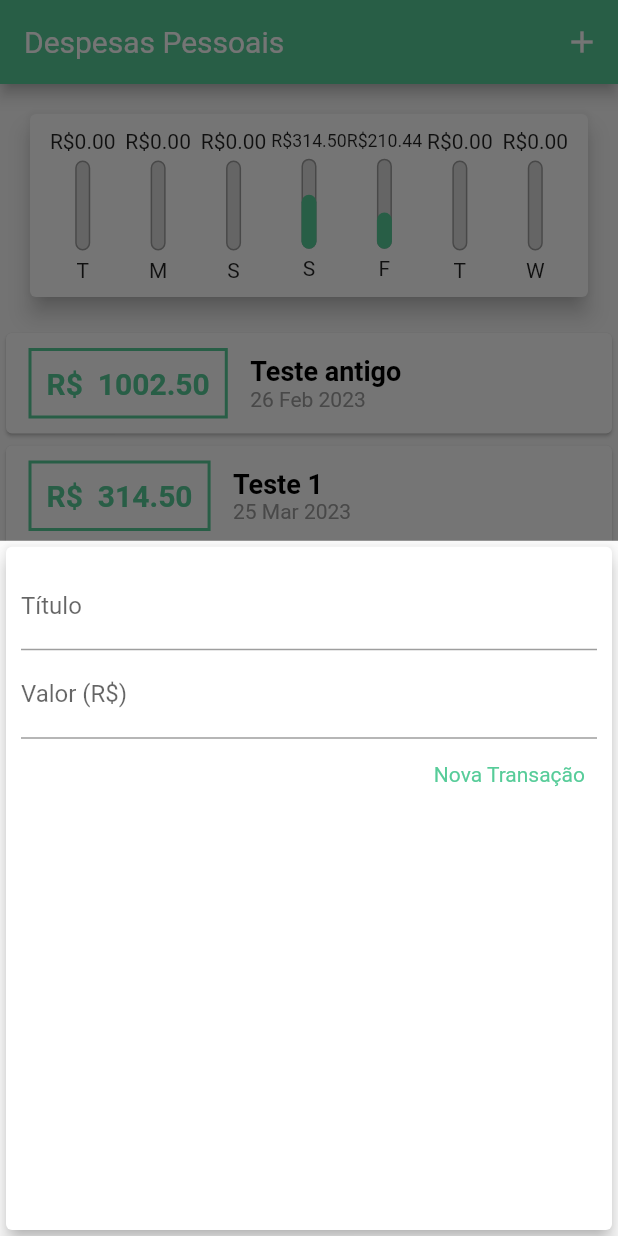
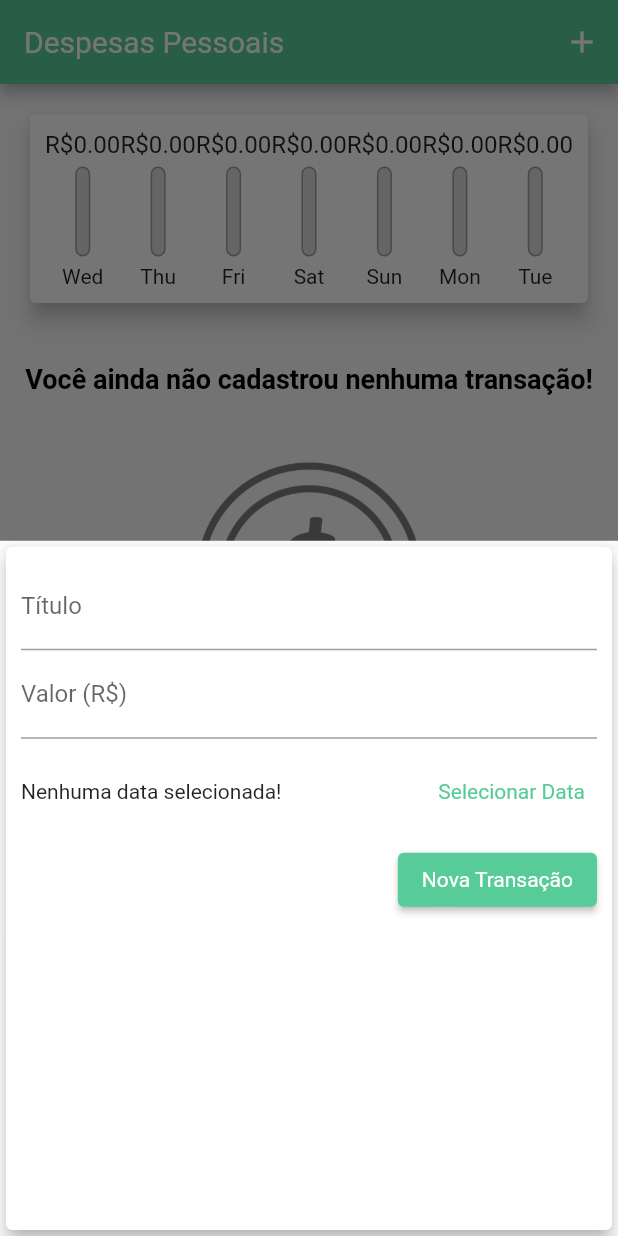
Before and after one commit to joaogalina/despesas_pessoais, a Flutter app: the screen it shows after launch, after a tap on the "add" icon, on a phone screen of 412 x 824 dp. Run offline on Flutter 3.47's test engine with Material 2 defaults, Android fonts, the phone set to English and light mode, and no system bars; missing offline and left inert: dart:ffi.

Commit message:
finalização das funcionalidades

```diff
--- a/lib/components/chart.dart
+++ b/lib/components/chart.dart
@@ -27,10 +27,10 @@ class Chart extends StatelessWidget {
       });
 
       return {
-        'day': DateFormat.E().format(weekDay)[0],
+        'day': DateFormat.E().format(weekDay).substring(0,3),
         'value': totalSum,
       };
-    });
+    }).reversed.toList();
   }
 
   double get _weekTotalValue {
@@ -54,7 +54,7 @@ class Chart extends StatelessWidget {
               child: ChartBar(
                 label: t['day'].toString(),
                 value: t['value'] as double,
-                percentage: (t['value'] as double) / _weekTotalValue,
+                percentage: _weekTotalValue == 0.0 ? 0.0 : (t['value'] as double) / _weekTotalValue,
               ),
             );
           }).toList(),
--- a/lib/components/chart_bar.dart
+++ b/lib/components/chart_bar.dart
@@ -15,7 +15,9 @@ class ChartBar extends StatelessWidget {
   Widget build(BuildContext context) {
     return Column(
       children: [
-        FittedBox(child: Text("R\$${value.toStringAsFixed(2)}")),
+        Container(height: 20,
+          child: FittedBox(child: Text("R\$${value.toStringAsFixed(2)}")),
+        ),
         SizedBox(height: 5),
         Container(
           height: 60,
--- a/lib/components/transaction_form.dart
+++ b/lib/components/transaction_form.dart
@@ -1,10 +1,9 @@
 import 'dart:ffi';
-
+import 'package:intl/intl.dart';
 import 'package:flutter/material.dart';
 
 class TransactionForm extends StatefulWidget {
-
-  final void Function(String, double) onSubmit;
+  final void Function(String, double, DateTime) onSubmit;
 
   TransactionForm(this.onSubmit);
 
@@ -13,18 +12,35 @@ class TransactionForm extends StatefulWidget {
 }
 
 class _TransactionFormState extends State<TransactionForm> {
-  final titleController = TextEditingController();
-
-  final valueController = TextEditingController();
+  final _titleController = TextEditingController();
+  final _valueController = TextEditingController();
+  DateTime? _selectedDate;
 
   _submitform() {
-    final title = titleController.text;
-    final value = double.tryParse(valueController.text) ?? 0.0;
+    final title = _titleController.text;
+    final value = double.tryParse(_valueController.text) ?? 0.0;
 
-    if(title.isEmpty || value <= 0){
+    if (title.isEmpty || value <= 0 || _selectedDate == null) {
       return;
     }
-    widget.onSubmit(title, value);
+    widget.onSubmit(title, value, _selectedDate!);
+  }
+
+  _showDatePicker() {
+    showDatePicker(
+      context: context,
+      initialDate: DateTime.now(),
+      firstDate: DateTime(2021),
+      lastDate: DateTime.now(),
+    ).then((value) {
+      if (value != null) {
+        setState(() {
+          _selectedDate = value;
+        });
+      }else{
+        return;
+      }
+    });
   }
 
   @override
@@ -36,23 +52,38 @@ class _TransactionFormState extends State<TransactionForm> {
         child: Column(
           children: [
             TextField(
-              controller: titleController,
+              controller: _titleController,
               onSubmitted: (_) => _submitform(),
               decoration: InputDecoration(labelText: 'Título'),
             ),
             TextField(
-              controller: valueController,
+              controller: _valueController,
               keyboardType: TextInputType.numberWithOptions(decimal: true),
               onSubmitted: (_) => _submitform(),
               decoration: InputDecoration(labelText: 'Valor (R\$)'),
             ),
+            Container(
+              height: 70,
+              child: Row(
+                children: [
+                  Expanded(
+                    child: Text(_selectedDate == null
+                        ? 'Nenhuma data selecionada!'
+                        : DateFormat('dd/MM/y').format(_selectedDate!)),
+                  ),
+                  TextButton(
+                    onPressed: _showDatePicker,
+                    child: Text('Selecionar Data'),
+                  )
+                ],
+              ),
+            ),
             Row(
               mainAxisAlignment: MainAxisAlignment.end,
               children: [
-                TextButton(
-                  onPressed:_submitform,
+                ElevatedButton(
+                  onPressed: _submitform,
                   child: Text('Nova Transação'),
-                  // style: TextButton.styleFrom(foregroundColor: Colors.green),
                 ),
               ],
             )
--- a/lib/components/transaction_list.dart
+++ b/lib/components/transaction_list.dart
@@ -4,8 +4,9 @@ import 'package:intl/intl.dart';
 
 class TransactionList extends StatelessWidget {
   final List<Transaction> transactions;
+  final void Function(String) onDelete;
 
-  TransactionList(this.transactions);
+  TransactionList(this.transactions, this.onDelete);
 
   @override
   Widget build(BuildContext context) {
@@ -35,40 +36,25 @@ class TransactionList extends StatelessWidget {
               itemBuilder: (context, index) {
                 final t = transactions[index];
                 return Card(
-                  child: Row(
-                    children: [
-                      Container(
-                        margin:
-                            EdgeInsets.symmetric(horizontal: 15, vertical: 10),
-                        decoration: BoxDecoration(
-                          border: Border.all(
-                            color: Theme.of(context).colorScheme.primary,
-                            width: 2,
-                          ),
-                        ),
-                        padding: EdgeInsets.all(10),
-                        child: Text(
-                          'R\$  ${t.value.toStringAsFixed(2)}',
-                          style: TextStyle(
-                              fontWeight: FontWeight.bold,
-                              fontSize: 20,
-                              color: Theme.of(context).colorScheme.primary),
-                        ),
+                  elevation: 5,
+                  margin: EdgeInsets.symmetric(
+                    vertical: 8,
+                    horizontal: 5
+                  ),
+                  child: ListTile(
+                    leading: CircleAvatar(
+                      radius: 30,
+                      child: Padding(
+                        padding: const EdgeInsets.all(6.0),
+                        child: FittedBox(child: Text('R\$${t.value.toStringAsFixed(2)}')),
                       ),
-                      Column(
-                        crossAxisAlignment: CrossAxisAlignment.start,
-                        children: [
-                          Text(
-                            t.title,
-                            style: Theme.of(context).textTheme.titleLarge,
-                          ),
-                          Text(
-                            DateFormat('d MMM y').format(t.date),
-                            style: TextStyle(color: Colors.grey),
-                          )
-                        ],
-                      )
-                    ],
+                      backgroundColor: Theme.of(context).colorScheme.primary,
+                      foregroundColor: Colors.white,
+                    ),
+                    title: Text(t.title,
+                        style: Theme.of(context).textTheme.titleLarge),
+                    subtitle: Text(DateFormat('d MMM y').format(t.date)),
+                    trailing: IconButton(onPressed: () => onDelete(t.id), icon: Icon(Icons.delete)),
                   ),
                 );
               },
--- a/lib/main.dart
+++ b/lib/main.dart
@@ -45,26 +45,7 @@ class MyHomePage extends StatefulWidget {
 }
 
 class _MyHomePageState extends State<MyHomePage> {
-  final List<Transaction> _transactions = [
-    Transaction(
-      id: Random().nextDouble().toString(),
-      title: "Teste antigo",
-      value: 1002.50,
-      date: DateTime.now().subtract(Duration(days: 30)),
-    ),
-    Transaction(
-      id: Random().nextDouble().toString(),
-      title: "Teste 1",
-      value: 314.50,
-      date: DateTime.now().subtract(Duration(days: 3)),
-    ),
-    Transaction(
-      id: Random().nextDouble().toString(),
-      title: "Teste 2",
-      value: 210.44,
-      date: DateTime.now().subtract(Duration(days: 4)),
-    )
-  ];
+  final List<Transaction> _transactions = [];
 
   get _recentTransactions {
     return _transactions.where((element) {
@@ -72,18 +53,24 @@ class _MyHomePageState extends State<MyHomePage> {
     }).toList();
   }
 
-  _addTransaction(String title, double value) {
+  _addTransaction(String title, double value, DateTime date) {
     final newTransaction = Transaction(
         id: Random().nextDouble().toString(),
         title: title,
         value: value,
-        date: DateTime.now());
+        date: date);
 
     setState(() {
       _transactions.add(newTransaction);
     });
 
     Navigator.of(context).pop();
+  }
+
+  _removeTransaction(String id){
+    setState(() {
+      _transactions.removeWhere((element) => element.id == id);
+    });
   }
 
   _openTransactionFormModal(BuildContext context) {
@@ -111,7 +98,7 @@ class _MyHomePageState extends State<MyHomePage> {
         child: Column(
           children: [
             Chart(_recentTransactions),
-            TransactionList(_transactions),
+            TransactionList(_transactions, _removeTransaction),
           ],
         ),
       ),
```
